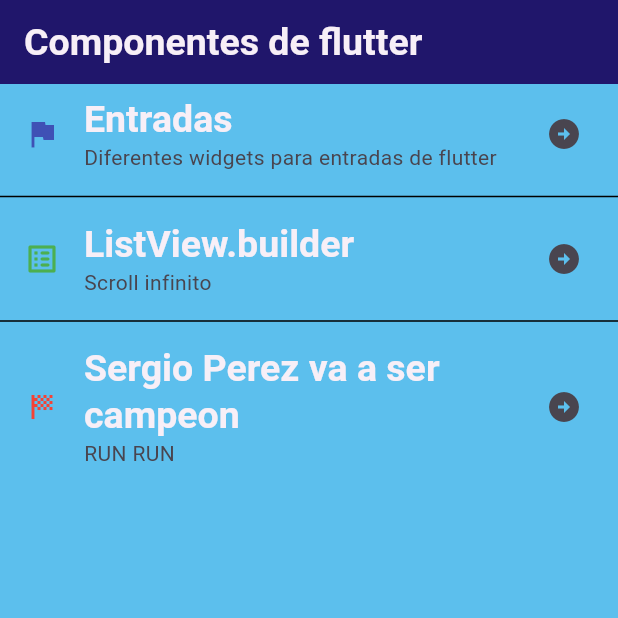
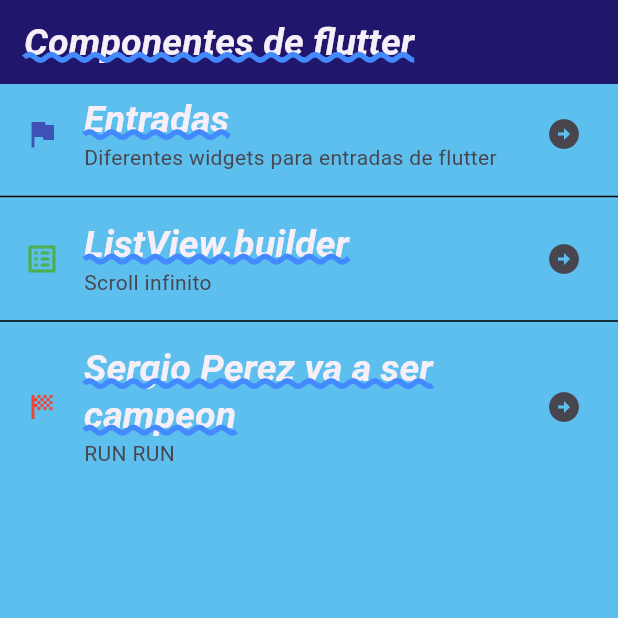
Before and after one commit to GabrielGLuna/componentes_flutter, a Flutter app: the screen it shows after launch, on a phone screen of 412 x 824 dp, the top half of it. Run offline on Flutter 3.47's test engine with Material 3 defaults, Android fonts, the phone set to English and light mode, and no system bars; our stand-ins replace google_fonts.

Commit message:
07 Adding Google fonts to the AppTheme

```diff
--- a/lib/theme/app_theme.dart
+++ b/lib/theme/app_theme.dart
@@ -1,4 +1,5 @@
 import 'package:flutter/material.dart';
+import 'package:google_fonts/google_fonts.dart';
 
 class AppTheme{
   static const mainColor = Color.fromARGB(235, 26, 7, 95);
@@ -6,14 +7,20 @@ class AppTheme{
  static final ThemeData lightTheme = ThemeData.light().copyWith(
    scaffoldBackgroundColor: backColor,
         appBarTheme: const AppBarTheme(color: mainColor),
-        textTheme: const TextTheme(
-          headlineLarge: TextStyle(
-            color: Color.fromARGB(255, 247, 239, 247),
+        textTheme:  TextTheme(
+          headlineLarge: GoogleFonts.aDLaMDisplay(
+            color:const Color.fromARGB(255, 247, 239, 247),
             fontSize: 25.0,
             fontWeight: FontWeight.bold,
-            fontFamily: 'sans-serif'
+            decoration : TextDecoration.underline,
+            decorationColor: Colors.blueAccent,
+            decorationStyle: TextDecorationStyle.wavy,
+            decorationThickness: 3.0,
+            fontStyle: FontStyle.italic
 
           ),
+
+        //bodySmall:
         )
  );
 }
--- a/pubspec.yaml
+++ b/pubspec.yaml
@@ -9,6 +9,7 @@ environment:
 dependencies:
   flutter:
     sdk: flutter
+  google_fonts: ^6.1.0
 
 dev_dependencies:
   flutter_test:
```
Also changed, not shown: pubspec.lock.
